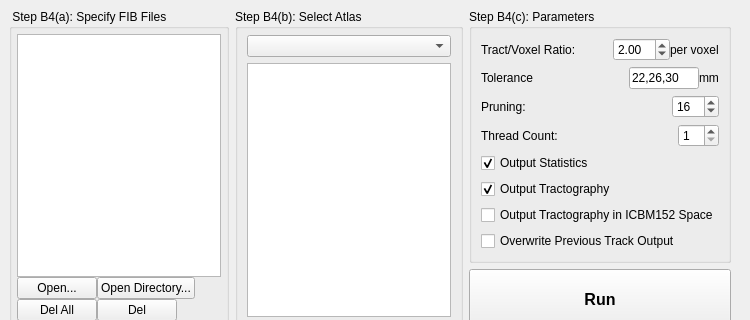
Old version of the form auto_track.ui in the repository frankyeh/DSI-Studio; both pictures show x 0 to 750 and y 0 to 320 of the 750 by 523 pixel window.
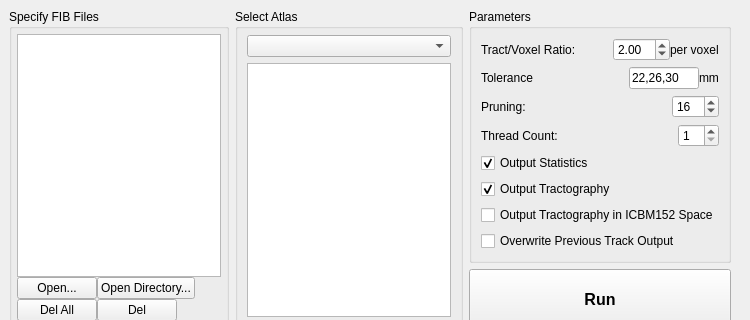
New version of the form. Icons and pictures are not drawn.

Diff of the .ui file:
```diff
--- a/auto_track.ui
+++ b/auto_track.ui
@@ -34,7 +34,7 @@
            </sizepolicy>
           </property>
           <property name="title">
-           <string> Step B4(a): Specify FIB Files</string>
+           <string>Specify FIB Files</string>
           </property>
           <layout class="QVBoxLayout" name="verticalLayout_7">
            <property name="spacing">
@@ -189,7 +189,7 @@
            </sizepolicy>
           </property>
           <property name="title">
-           <string>Step B4(b): Select Atlas</string>
+           <string>Select Atlas</string>
           </property>
           <layout class="QVBoxLayout" name="verticalLayout_2">
            <property name="topMargin">
@@ -246,7 +246,7 @@
              </sizepolicy>
             </property>
             <property name="title">
-             <string>Step B4(c): Parameters</string>
+             <string>Parameters</string>
             </property>
             <layout class="QVBoxLayout" name="verticalLayout_5">
              <item>
```
